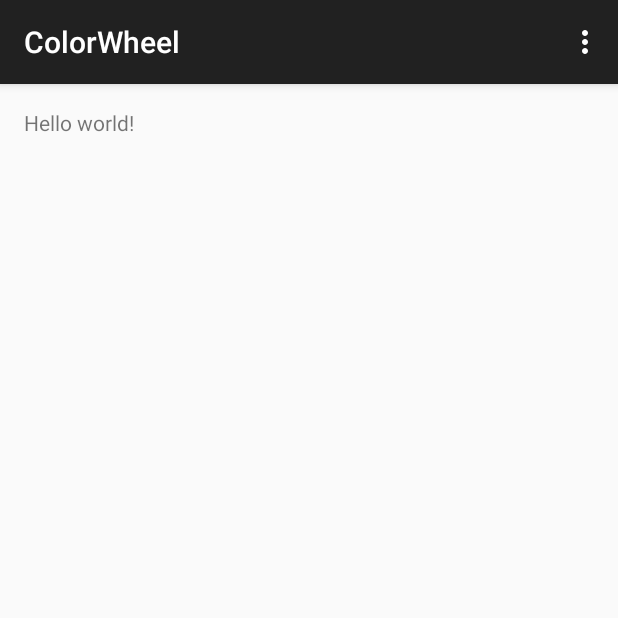
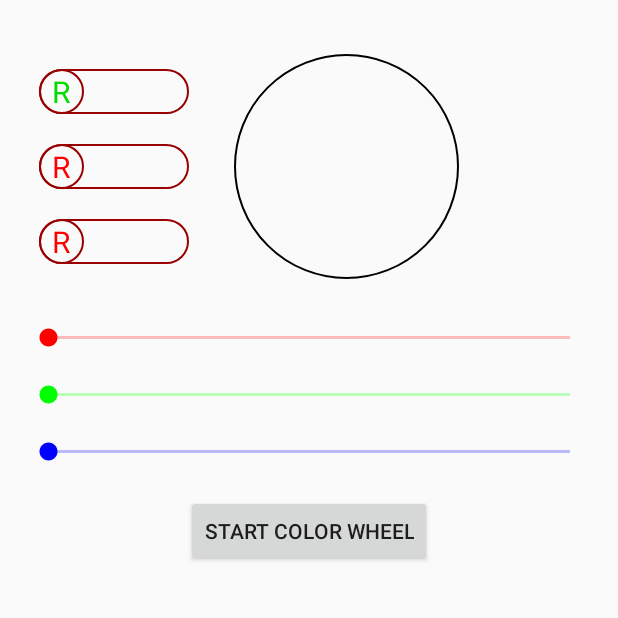
Before and after one commit to hmkcode/Android, an Android app: the screen it shows after launch (MainActivity), on a phone screen of 412 x 824 dp, the top half of it. Run offline under Robolectric (Android 15) with nearby library versions, the phone set to English and light mode, and no system bars.

Commit message:
added color wheel

```diff
--- a/ColorWheel/app/src/main/java/com/colorwheel/practice/colorwheel/MainActivity.java
+++ b/ColorWheel/app/src/main/java/com/colorwheel/practice/colorwheel/MainActivity.java
@@ -1,16 +1,61 @@
 package com.colorwheel.practice.colorwheel;
 
+import android.graphics.Color;
+import android.graphics.PorterDuff;
 import android.support.v7.app.AppCompatActivity;
 import android.os.Bundle;
 import android.view.Menu;
 import android.view.MenuItem;
+import android.view.View;
+import android.widget.SeekBar;
+import android.widget.TextView;
+
+import java.awt.font.TextAttribute;
 
 public class MainActivity extends AppCompatActivity {
+
+    private SeekBar greenSeeker;
+    private SeekBar redSeeker;
+    private SeekBar blueSeeker;
+    private TextView colorWheel;
+    private View redChipView;
+    private View greenChipView;
+    private View blueChipView;
+    private TextView tag;
 
     @Override
     protected void onCreate(Bundle savedInstanceState) {
         super.onCreate(savedInstanceState);
         setContentView(R.layout.activity_main);
+
+        redChipView = (View) findViewById(R.id.Red_chip);
+        greenChipView = (View) findViewById(R.id.Green_chip);
+        blueChipView = (View) findViewById(R.id.Blue_chip);
+
+        redSeeker = (SeekBar) findViewById(R.id.redSpeedJumper);
+        greenSeeker = (SeekBar) findViewById(R.id.greenSpeedJumper);
+        blueSeeker = (SeekBar) findViewById(R.id.blueSpeedJumper);
+
+        // set color filter to seekbar
+        setColorFilter(redSeeker, R.color.Red);
+        setColorFilter(greenSeeker, R.color.Green);
+        setColorFilter(blueSeeker, R.color.Blue);
+
+        tag = (TextView) redChipView.findViewById(R.id.Tag);
+        tag.setTextColor(Color.parseColor("#00dd00"));
+
+
+
+
+
+
+    }
+
+    public void setColorFilter(View v , int color){
+
+        ((SeekBar) v).getProgressDrawable().setColorFilter(getResources().getColor(color), PorterDuff.Mode.SRC_IN);
+        ((SeekBar) v).getThumb().setColorFilter(getResources().getColor(color), PorterDuff.Mode.SRC_IN);
+
     }
 
     @Override
--- a/ColorWheel/app/src/main/res/drawable/chip_bg.xml
+++ b/ColorWheel/app/src/main/res/drawable/chip_bg.xml
@@ -1,4 +1,10 @@
 <?xml version="1.0" encoding="utf-8"?>
-<selector xmlns:android="http://schemas.android.com/apk/res/android">
+<shape xmlns:android="http://schemas.android.com/apk/res/android"
+    android:shape="rectangle">
 
-</selector>
+    <size android:height="10dp" android:width="10dp"/>
+    <corners android:radius="30dp"/>
+    <stroke android:width="1dp" android:color="#990000"/>
+
+
+</shape>
--- a/ColorWheel/app/src/main/res/drawable/colorwheel.xml
+++ b/ColorWheel/app/src/main/res/drawable/colorwheel.xml
@@ -1,5 +1,7 @@
+<?xml version="1.0" encoding="utf-8"?>
+<shape xmlns:android="http://schemas.android.com/apk/res/android" android:shape="oval">
 
-<?xml version="1.0" encoding="utf-8"?>
-<selector xmlns:android="http://schemas.android.com/apk/res/android">
+    <size android:height="10dp" android:width="10dp"/>
+    <stroke android:width="1dp"/>
 
-</selector>
+</shape>
--- a/ColorWheel/app/src/main/res/drawable/tag_bg.xml
+++ b/ColorWheel/app/src/main/res/drawable/tag_bg.xml
@@ -1,4 +1,8 @@
 <?xml version="1.0" encoding="utf-8"?>
-<selector xmlns:android="http://schemas.android.com/apk/res/android">
+<shape xmlns:android="http://schemas.android.com/apk/res/android"
+    android:shape="oval">
 
-</selector>
+    <size android:width="100dp" android:height="100dp"/>
+    <stroke android:width="1dp" android:color="#990000"/>
+
+</shape>
--- a/ColorWheel/app/src/main/res/layout/activity_main.xml
+++ b/ColorWheel/app/src/main/res/layout/activity_main.xml
@@ -1,11 +1,97 @@
 <RelativeLayout xmlns:android="http://schemas.android.com/apk/res/android"
-    xmlns:tools="http://schemas.android.com/tools" android:layout_width="match_parent"
-    android:layout_height="match_parent" android:paddingLeft="@dimen/activity_horizontal_margin"
+    xmlns:tools="http://schemas.android.com/tools"
+    android:layout_width="match_parent"
+    android:layout_height="match_parent"
+    android:layout_marginTop="20dp"
+    android:paddingBottom="@dimen/activity_vertical_margin"
+    android:paddingLeft="@dimen/activity_horizontal_margin"
     android:paddingRight="@dimen/activity_horizontal_margin"
     android:paddingTop="@dimen/activity_vertical_margin"
-    android:paddingBottom="@dimen/activity_vertical_margin" tools:context=".MainActivity">
+    tools:context=".MainActivity">
 
-    <TextView android:text="@string/hello_world" android:layout_width="wrap_content"
-        android:layout_height="wrap_content" />
+    <LinearLayout
+        android:id="@+id/chipHolder"
+        android:layout_width="wrap_content"
+        android:layout_height="wrap_content"
+        android:orientation="vertical">
+
+        <include
+            android:id="@+id/Red_chip"
+            layout="@layout/chip_layout"
+            android:layout_width="wrap_content"
+            android:layout_height="wrap_content"
+            android:layout_margin="10dp" />
+
+        <include
+            android:id="@+id/Green_chip"
+            layout="@layout/chip_layout"
+            android:layout_width="wrap_content"
+            android:layout_height="wrap_content"
+            android:layout_margin="10dp" />
+
+        <include
+            android:id="@+id/Blue_chip"
+            layout="@layout/chip_layout"
+            android:layout_width="wrap_content"
+            android:layout_height="wrap_content"
+            android:layout_margin="10dp" />
+
+    </LinearLayout>
+
+    <FrameLayout
+        android:layout_width="wrap_content"
+        android:layout_height="wrap_content"
+        android:layout_marginLeft="20dp"
+        android:layout_toRightOf="@+id/chipHolder">
+
+        <TextView
+            android:id="@+id/colorWheel"
+            android:layout_width="150dp"
+            android:layout_height="150dp"
+            android:background="@drawable/colorwheel"
+            android:text="" />
+
+    </FrameLayout>
+
+    <LinearLayout
+        android:id="@+id/seekerHolder"
+        android:layout_width="match_parent"
+        android:layout_height="wrap_content"
+        android:layout_below="@+id/chipHolder"
+        android:layout_marginTop="30dp"
+        android:orientation="vertical">
+
+        <SeekBar
+            android:id="@+id/redSpeedJumper"
+            android:layout_width="match_parent"
+            android:layout_height="wrap_content"
+            android:layout_centerHorizontal="true"
+            android:layout_centerVertical="true" />
+
+        <SeekBar
+            android:id="@+id/greenSpeedJumper"
+            android:layout_width="match_parent"
+            android:layout_height="wrap_content"
+            android:layout_below="@+id/redSpeedJumper"
+            android:layout_marginTop="20dp" />
+
+        <SeekBar
+            android:id="@+id/blueSpeedJumper"
+            android:layout_width="match_parent"
+            android:layout_height="wrap_content"
+            android:layout_below="@+id/greenSpeedJumper"
+            android:layout_marginTop="20dp" />
+
+    </LinearLayout>
+
+    <Button
+        android:id="@+id/startColorWheelBtn"
+        android:layout_width="wrap_content"
+        android:layout_height="wrap_content"
+        android:layout_below="@+id/seekerHolder"
+        android:layout_centerHorizontal="true"
+        android:layout_marginTop="20dp"
+        android:text="Start Color Wheel" />
+
 
 </RelativeLayout>
--- a/ColorWheel/app/src/main/res/layout/chip_layout.xml
+++ b/ColorWheel/app/src/main/res/layout/chip_layout.xml
@@ -1,6 +1,24 @@
 <?xml version="1.0" encoding="utf-8"?>
 <LinearLayout xmlns:android="http://schemas.android.com/apk/res/android"
-    android:orientation="vertical" android:layout_width="match_parent"
-    android:layout_height="match_parent">
+    android:layout_width="match_parent"
+    android:layout_height="match_parent"
+    android:orientation="horizontal">
 
+    <FrameLayout
+        android:id="@+id/tagHolder"
+        android:background="@drawable/chip_bg"
+        android:layout_width="100dp"
+        android:layout_height="wrap_content">
+
+        <TextView
+            android:background="@drawable/tag_bg"
+            android:id="@+id/Tag"
+            android:layout_width="30dp"
+            android:layout_height="30dp"
+            android:text="R"
+            android:textColor="#ff0000"
+            android:gravity="center"
+            android:textSize="20sp" />
+
+    </FrameLayout>
 </LinearLayout>
--- /dev/null
+++ b/ColorWheel/app/src/main/res/values/color.xml
@@ -0,0 +1,6 @@
+<?xml version="1.0" encoding="utf-8"?>
+<resources>
+    <color name="Red">#ff0000</color>
+    <color name="Green">#00ff00</color>
+    <color name="Blue">#0000ff</color>
+</resources>
--- a/ColorWheel/app/src/main/res/values/styles.xml
+++ b/ColorWheel/app/src/main/res/values/styles.xml
@@ -1,7 +1,7 @@
 <resources>
 
     <!-- Base application theme. -->
-    <style name="AppTheme" parent="Theme.AppCompat.Light.DarkActionBar">
+    <style name="AppTheme" parent="Theme.AppCompat.Light.NoActionBar">
         <!-- Customize your theme here. -->
     </style>
 
```
Also changed, not shown: 1 other file.
